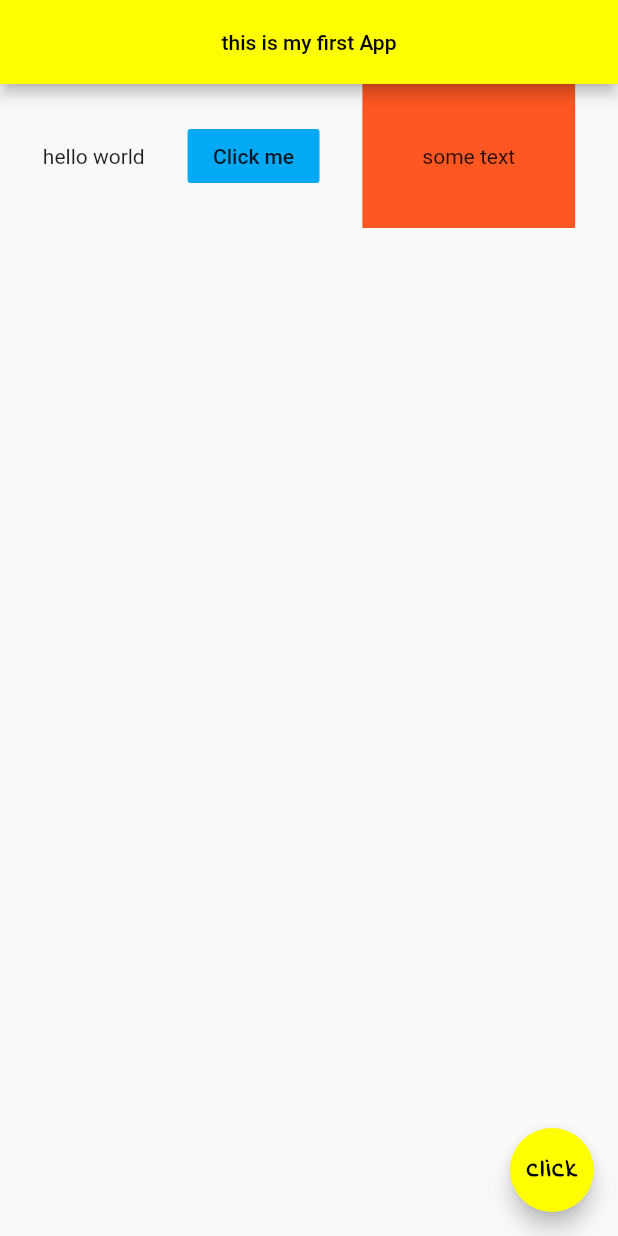
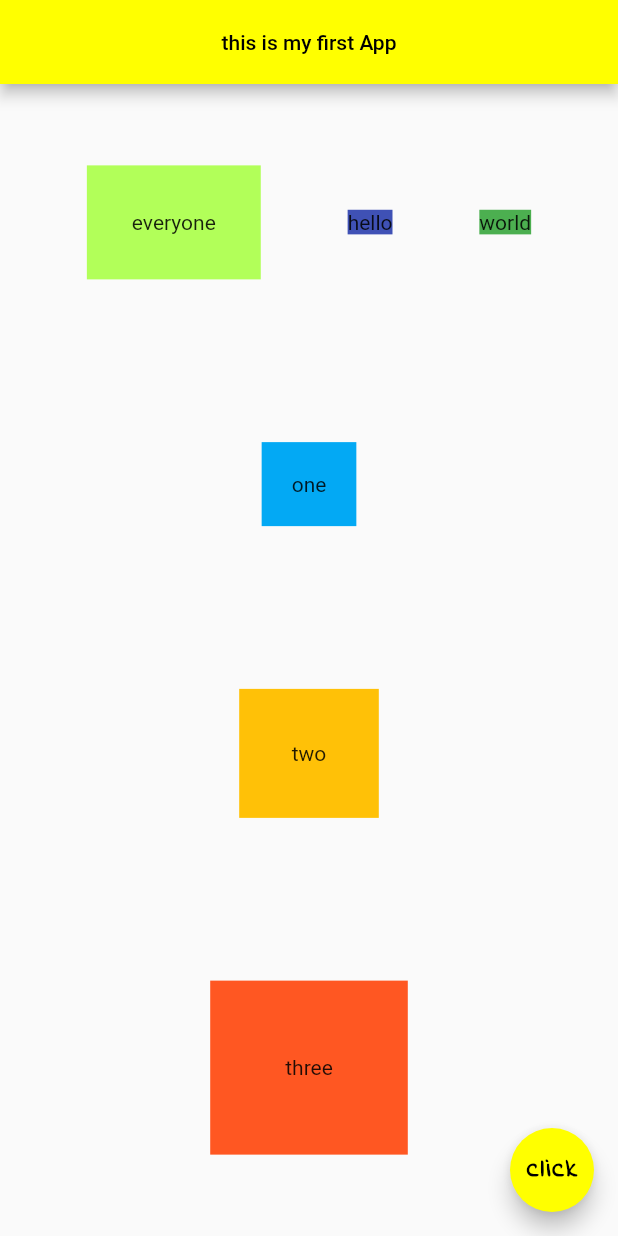
Before and after one commit to irakliB778/net-ninja, a Flutter app: the screen it shows after launch, on a phone screen of 412 x 824 dp. Run offline on Flutter 3.47's test engine with Material 2 defaults, Android fonts, the phone set to English and light mode, and no system bars.

Commit message:
create Column widget

```diff
--- a/lib/main.dart
+++ b/lib/main.dart
@@ -20,20 +20,45 @@ class Home extends StatelessWidget {
           centerTitle: true,
           backgroundColor: Colors.yellowAccent,
         ),
-      body:Row(
-        mainAxisAlignment: MainAxisAlignment.spaceEvenly,
+      body:Column(
+        mainAxisAlignment: MainAxisAlignment.spaceAround,
         crossAxisAlignment: CrossAxisAlignment.center,
         children: [
-          Text('hello world'),
-          FlatButton(onPressed: () {},
-            child: Text('Click me'),
-            color: Colors.lightBlue,
+          Row(
+            mainAxisAlignment: MainAxisAlignment.spaceEvenly,
+            crossAxisAlignment: CrossAxisAlignment.center,
+
+            children: [
+              Container(
+                child: Text('everyone'),
+                padding: EdgeInsets.all(30.0),
+                color: Colors.lightGreenAccent,
+              ),
+              Text('hello',
+              style: TextStyle(
+                backgroundColor: Colors.indigo
+              ),),
+              Text('world',
+                style: TextStyle(
+                    backgroundColor: Colors.green
+                ),)
+            ],
           ),
           Container(
-            child: Text('some text'),
+            child: Text('one'),
+            color: Colors.lightBlue,
+            padding: EdgeInsets.all(20.0),
+          ),
+          Container(
+            child: Text('two'),
+            color: Colors.amber,
+            padding: EdgeInsets.all(35.0),
+          ),
+          Container(
+            child: Text('three'),
             color: Colors.deepOrange,
-            padding: EdgeInsets.all(40.0),
-          )
+            padding: EdgeInsets.all(50.0),
+          ),
         ],
       ),
 
```
